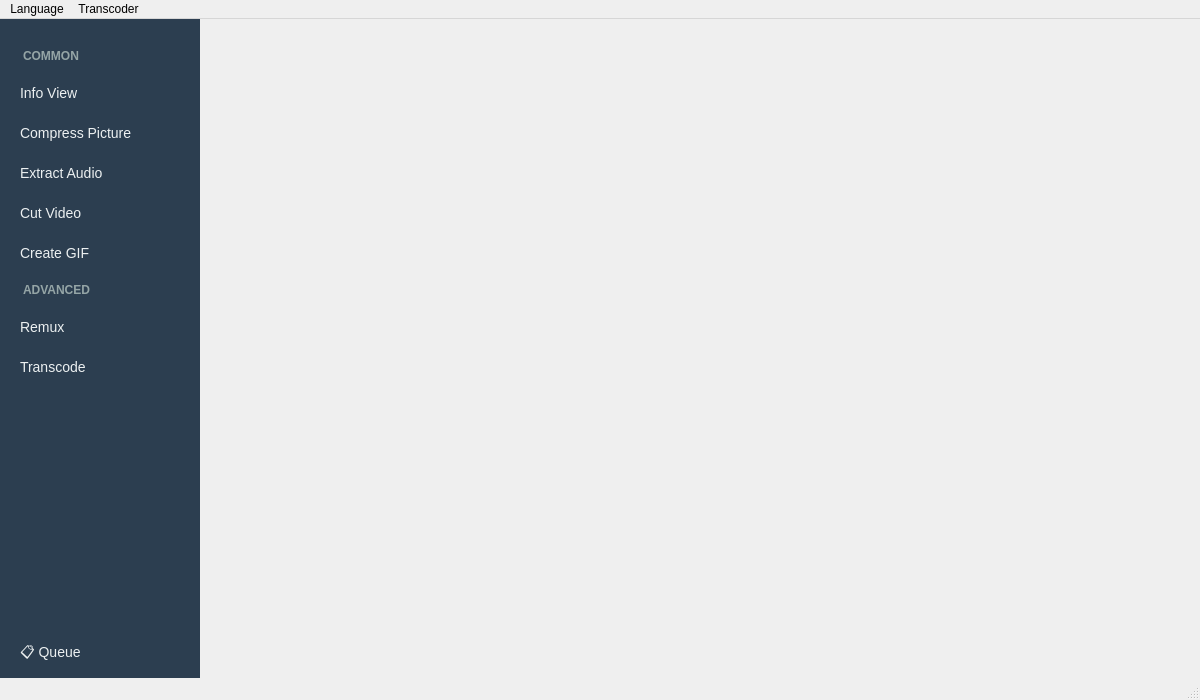
OpenConverterLab/OpenConverter, file src/builder/src/open_converter.ui: the form before one commit.
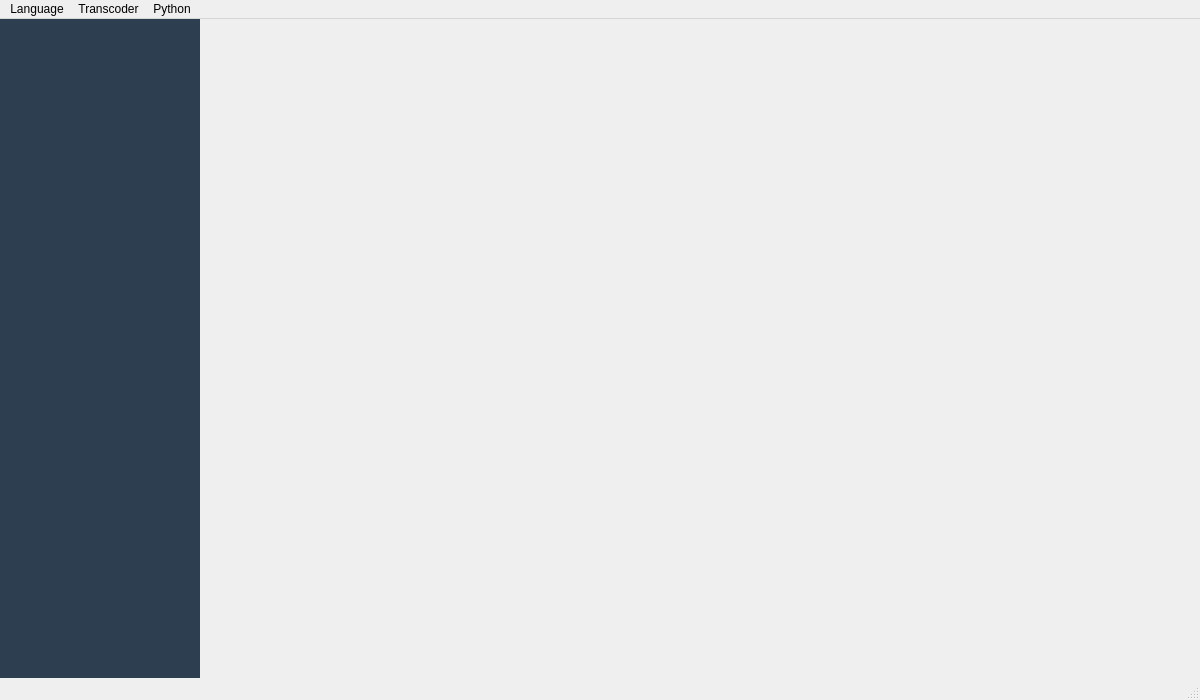
The form after the commit.

Patch:
```diff
--- a/src/builder/src/open_converter.ui
+++ b/src/builder/src/open_converter.ui
@@ -91,116 +91,7 @@
        <property name="bottomMargin">
         <number>0</number>
        </property>
-       <item>
-        <widget class="QLabel" name="labelCommonSection">
-         <property name="text">
-          <string>COMMON</string>
-         </property>
-        </widget>
-       </item>
-       <item>
-        <widget class="QPushButton" name="btnInfoView">
-         <property name="text">
-          <string>Info View</string>
-         </property>
-         <property name="checkable">
-          <bool>true</bool>
-         </property>
-        </widget>
-       </item>
-       <item>
-        <widget class="QPushButton" name="btnCompressPicture">
-         <property name="text">
-          <string>Compress Picture</string>
-         </property>
-         <property name="checkable">
-          <bool>true</bool>
-         </property>
-        </widget>
-       </item>
-       <item>
-        <widget class="QPushButton" name="btnExtractAudio">
-         <property name="text">
-          <string>Extract Audio</string>
-         </property>
-         <property name="checkable">
-          <bool>true</bool>
-         </property>
-        </widget>
-       </item>
-       <item>
-        <widget class="QPushButton" name="btnCutVideo">
-         <property name="text">
-          <string>Cut Video</string>
-         </property>
-         <property name="checkable">
-          <bool>true</bool>
-         </property>
-        </widget>
-       </item>
-       <item>
-        <widget class="QPushButton" name="btnCreateGif">
-         <property name="text">
-          <string>Create GIF</string>
-         </property>
-         <property name="checkable">
-          <bool>true</bool>
-         </property>
-        </widget>
-       </item>
-       <item>
-        <widget class="QLabel" name="labelAdvancedSection">
-         <property name="text">
-          <string>ADVANCED</string>
-         </property>
-        </widget>
-       </item>
-       <item>
-        <widget class="QPushButton" name="btnRemux">
-         <property name="text">
-          <string>Remux</string>
-         </property>
-         <property name="checkable">
-          <bool>true</bool>
-         </property>
-        </widget>
-       </item>
-       <item>
-        <widget class="QPushButton" name="btnTranscode">
-         <property name="text">
-          <string>Transcode</string>
-         </property>
-         <property name="checkable">
-          <bool>true</bool>
-         </property>
-        </widget>
-       </item>
-       <item>
-        <spacer name="verticalSpacer">
-         <property name="orientation">
-          <enum>Qt::Vertical</enum>
-         </property>
-         <property name="sizeHint" stdset="0">
-          <size>
-           <width>20</width>
-           <height>40</height>
-          </size>
-         </property>
-        </spacer>
-       </item>
-       <item>
-        <widget class="QPushButton" name="queueButton">
-         <property name="text">
-          <string>📋 Queue</string>
-         </property>
-         <property name="checkable">
-          <bool>false</bool>
-         </property>
-         <property name="toolTip">
-          <string>View batch processing queue</string>
-         </property>
-        </widget>
-       </item>
+       <!-- Navigation buttons are created dynamically in C++ code -->
       </layout>
      </widget>
     </item>
@@ -255,8 +146,16 @@
      <string>Transcoder</string>
     </property>
    </widget>
+   <widget class="QMenu" name="menuPython">
+    <property name="title">
+     <string>Python</string>
+    </property>
+    <addaction name="pythonAppSupport"/>
+    <addaction name="pythonCustom"/>
+   </widget>
    <addaction name="menuLanguage"/>
    <addaction name="menuTranscoder"/>
+   <addaction name="menuPython"/>
   </widget>
   <widget class="QStatusBar" name="statusBar"/>
   <action name="english">
```
Left out of the diff: 17 changed lines with no effect on the pictures.
